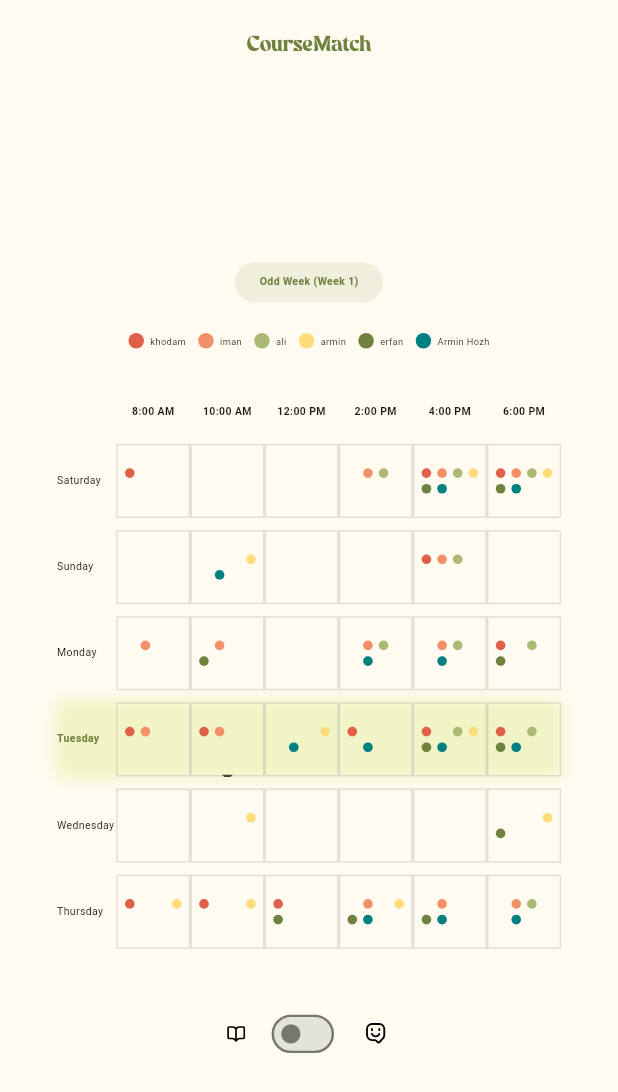
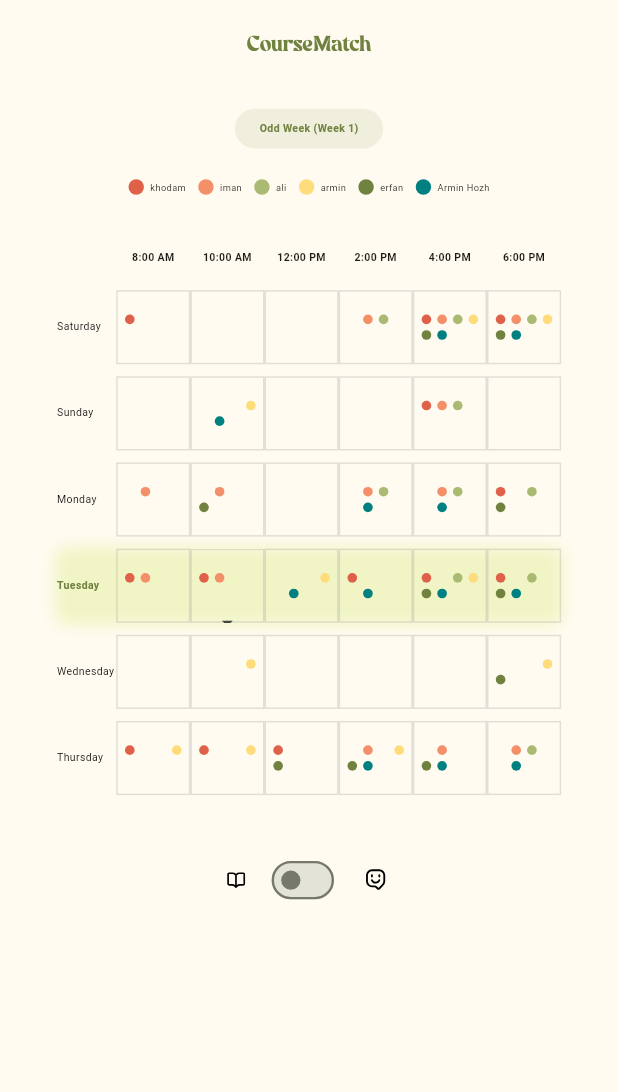
Before and after one commit to mohammad-elahii/course_match, a Flutter app: the screen it shows after launch, on a phone screen of 412 x 824 dp. Shown: the top 1092 px of the screen. Run offline on Flutter 3.47's test engine with Material 3 defaults, Android fonts, the light colour scheme and no system bars; our stand-ins replace flutter_svg.

Commit message:
courseMatch 1.2.3 : fix build error (InteractiveViewer body)

```diff
--- a/lib/schedule_page.dart
+++ b/lib/schedule_page.dart
@@ -211,14 +211,11 @@ class _SchedulePageState extends State<SchedulePage> {
         ),
         backgroundColor: Colors.transparent,
       ),
-      body: Center(
-        child: InteractiveViewer(
+      body: InteractiveViewer(
         minScale: 0.5,
         maxScale: 3.0,
         panEnabled: true,
         scaleEnabled: true,
-          child: Container(
-            width: screenWidth,
         child: students.isEmpty
             ? const Center(child: CircularProgressIndicator())
             : SingleChildScrollView(
@@ -366,9 +363,6 @@ class _SchedulePageState extends State<SchedulePage> {
                       ),
                     ),
                   ],
-                    ),
-                  ),
-                ),
                 ),
               ),
       ),
```
Lines whose indentation alone changed are shown as unchanged.
